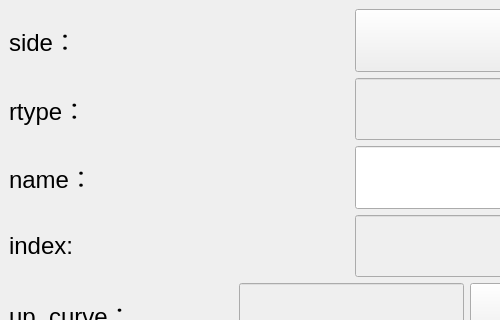
The window that bind/ui/setup/face_ui.ui (MuZiMuZi/muziToolset) describes before a commit, drawn with Qt 5; both pictures show x 0 to 500 and y 0 to 320 of the 703 by 619 pixel window.
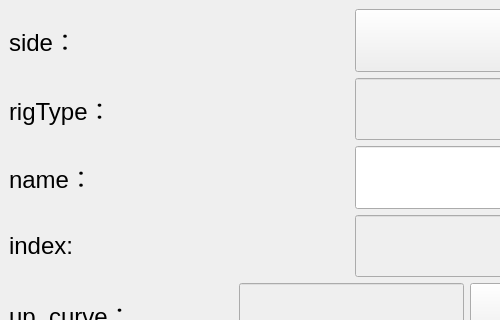
The same window after the commit.

Commit message: 将rtype改为rigType，绑定的类型减少歧义

```diff
--- a/bind/ui/setup/face_ui.ui
+++ b/bind/ui/setup/face_ui.ui
@@ -95,7 +95,7 @@
            <enum>Qt::LeftToRight</enum>
           </property>
           <property name="text">
-           <string>rtype：</string>
+           <string>rigType：</string>
           </property>
           <property name="alignment">
            <set>Qt::AlignLeading|Qt::AlignLeft|Qt::AlignVCenter</set>
```
Left out of the diff: 2 changed lines with no effect on the pictures. The commit also changes 45 other files.
